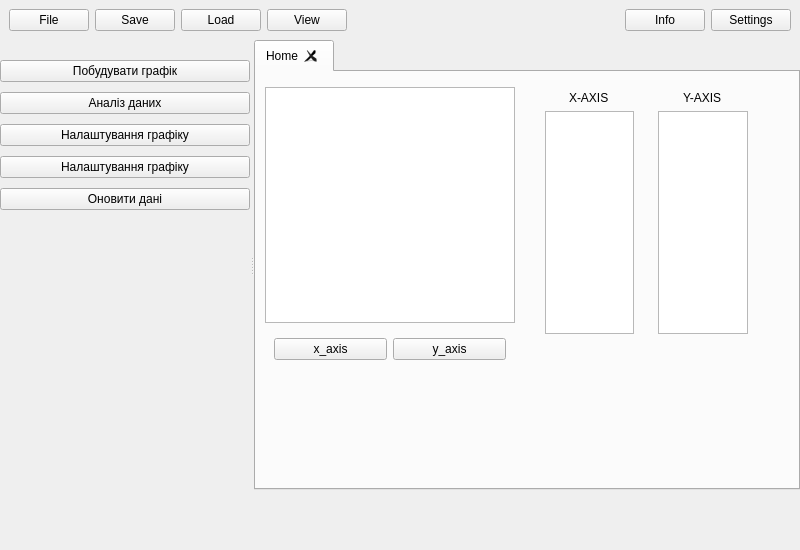
The window that UI/main_window.ui (1DenLy/ChartInsight) describes before a commit, drawn with Qt 5.
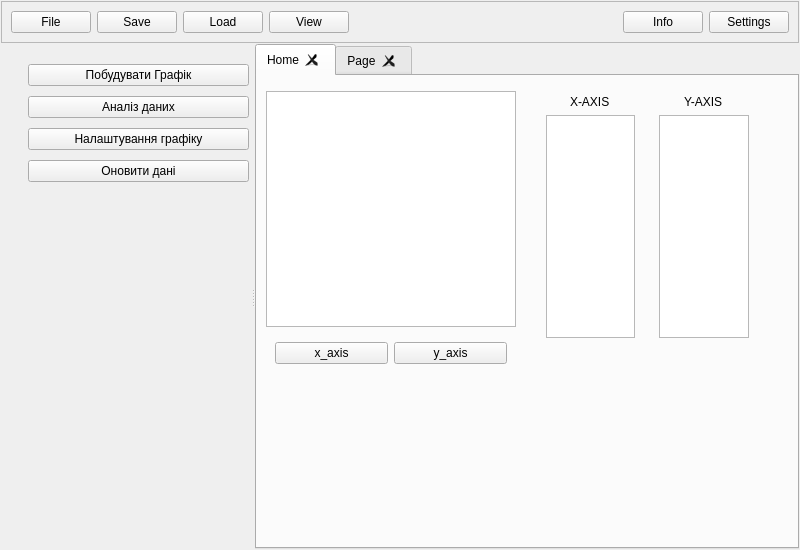
The same window after the commit. The open tabs and pages were chosen to show the change.

Commit message: before class int

```diff
--- a/UI/main_window.ui
+++ b/UI/main_window.ui
@@ -28,19 +28,19 @@
     </property>
     <layout class="QVBoxLayout" name="frame_main">
      <property name="spacing">
-      <number>0</number>
+      <number>1</number>
      </property>
      <property name="leftMargin">
-      <number>0</number>
+      <number>1</number>
      </property>
      <property name="topMargin">
-      <number>0</number>
+      <number>1</number>
      </property>
      <property name="rightMargin">
-      <number>0</number>
+      <number>1</number>
      </property>
      <property name="bottomMargin">
-      <number>0</number>
+      <number>1</number>
      </property>
      <item>
       <widget class="QFrame" name="frame_up">
@@ -50,8 +50,11 @@
          <height>30</height>
         </size>
        </property>
+       <property name="frameShape">
+        <enum>QFrame::StyledPanel</enum>
+       </property>
        <property name="lineWidth">
-        <number>0</number>
+        <number>1</number>
        </property>
        <layout class="QHBoxLayout" name="horizontalLayout">
         <property name="spacing">
@@ -180,7 +183,7 @@
           <property name="orientation">
            <enum>Qt::Horizontal</enum>
           </property>
-          <widget class="QFrame" name="verticalFrame">
+          <widget class="QFrame" name="frame_buttons">
            <property name="minimumSize">
             <size>
              <width>0</width>
@@ -207,49 +210,102 @@
              <number>10</number>
             </property>
             <property name="leftMargin">
-             <number>0</number>
+             <number>10</number>
             </property>
             <property name="topMargin">
              <number>20</number>
             </property>
             <property name="rightMargin">
-             <number>0</number>
+             <number>2</number>
             </property>
             <property name="bottomMargin">
              <number>0</number>
             </property>
+            <item>
+             <layout class="QHBoxLayout" name="frame_pushButton_plot">
+              <item>
+               <widget class="QLabel" name="icon_pushButton_plot">
+                <property name="text">
+                 <string/>
+                </property>
+               </widget>
+              </item>
             <item>
              <widget class="QPushButton" name="pushButton_plot">
+                <property name="sizePolicy">
+                 <sizepolicy hsizetype="Expanding" vsizetype="Preferred">
+                  <horstretch>0</horstretch>
+                  <verstretch>0</verstretch>
+                 </sizepolicy>
+                </property>
               <property name="text">
-               <string>Побудувати графік</string>
+                 <string>Побудувати Графік</string>
+                </property>
+               </widget>
+              </item>
+             </layout>
+            </item>
+            <item>
+             <layout class="QHBoxLayout" name="frame_pushButton_open_plot">
+              <item>
+               <widget class="QLabel" name="icon_pushButton_open_plot">
+                <property name="text">
+                 <string/>
               </property>
              </widget>
             </item>
             <item>
              <widget class="QPushButton" name="pushButton_open_plot">
+                <property name="sizePolicy">
+                 <sizepolicy hsizetype="Expanding" vsizetype="Preferred">
+                  <horstretch>0</horstretch>
+                  <verstretch>0</verstretch>
+                 </sizepolicy>
+                </property>
               <property name="text">
                <string>Аналіз даних</string>
               </property>
              </widget>
             </item>
+             </layout>
+            </item>
             <item>
-             <widget class="QPushButton" name="pushButton_2">
+             <layout class="QHBoxLayout" name="frame_pushButton_plot_settings">
+              <item>
+               <widget class="QLabel" name="icon_pushButton_plot_settings">
               <property name="text">
-               <string>Налаштування графіку</string>
+                 <string/>
               </property>
              </widget>
             </item>
             <item>
              <widget class="QPushButton" name="pushButton_plot_settings">
+                <property name="sizePolicy">
+                 <sizepolicy hsizetype="Expanding" vsizetype="Preferred">
+                  <horstretch>0</horstretch>
+                  <verstretch>0</verstretch>
+                 </sizepolicy>
+                </property>
               <property name="text">
                <string>Налаштування графіку</string>
+                </property>
+               </widget>
+              </item>
+             </layout>
+            </item>
+            <item>
+             <layout class="QHBoxLayout" name="frame_pushButton_data_update">
+              <item>
+               <widget class="QLabel" name="icon_pushButton_data_update">
+                <property name="text">
+                 <string/>
               </property>
              </widget>
             </item>
             <item>
              <widget class="QPushButton" name="pushButton_data_update">
               <property name="sizePolicy">
-               <sizepolicy hsizetype="Ignored" vsizetype="Fixed">
+                 <sizepolicy hsizetype="Expanding" vsizetype="Preferred">
                 <horstretch>0</horstretch>
                 <verstretch>0</verstretch>
                </sizepolicy>
@@ -259,6 +315,8 @@
               </property>
              </widget>
             </item>
+             </layout>
+            </item>
             <item>
              <spacer name="verticalSpacer">
               <property name="orientation">
@@ -425,7 +483,12 @@
                 </layout>
                </widget>
               </widget>
-             </widget>
+              <widget class="QWidget" name="tab">
+               <attribute name="title">
+                <string>Page</string>
+               </attribute>
+              </widget>
+             </widget>
             </item>
            </layout>
           </widget>
@@ -434,36 +497,6 @@
        </layout>
       </widget>
      </item>
-     <item>
-      <widget class="QFrame" name="frame_down">
-       <property name="minimumSize">
-        <size>
-         <width>0</width>
-         <height>60</height>
-        </size>
-       </property>
-       <property name="lineWidth">
-        <number>0</number>
-       </property>
-       <layout class="QHBoxLayout" name="horizontalLayout_4">
-        <property name="spacing">
-         <number>0</number>
-        </property>
-        <property name="leftMargin">
-         <number>0</number>
-        </property>
-        <property name="topMargin">
-         <number>0</number>
-        </property>
-        <property name="rightMargin">
-         <number>0</number>
-        </property>
-        <property name="bottomMargin">
-         <number>0</number>
-        </property>
-       </layout>
-      </widget>
-     </item>
     </layout>
    </widget>
   </widget>
```
Left out of the diff: 2 changed lines with no effect on the pictures. Lines whose indentation alone changed are shown as unchanged. The commit also changes 7 other files.
